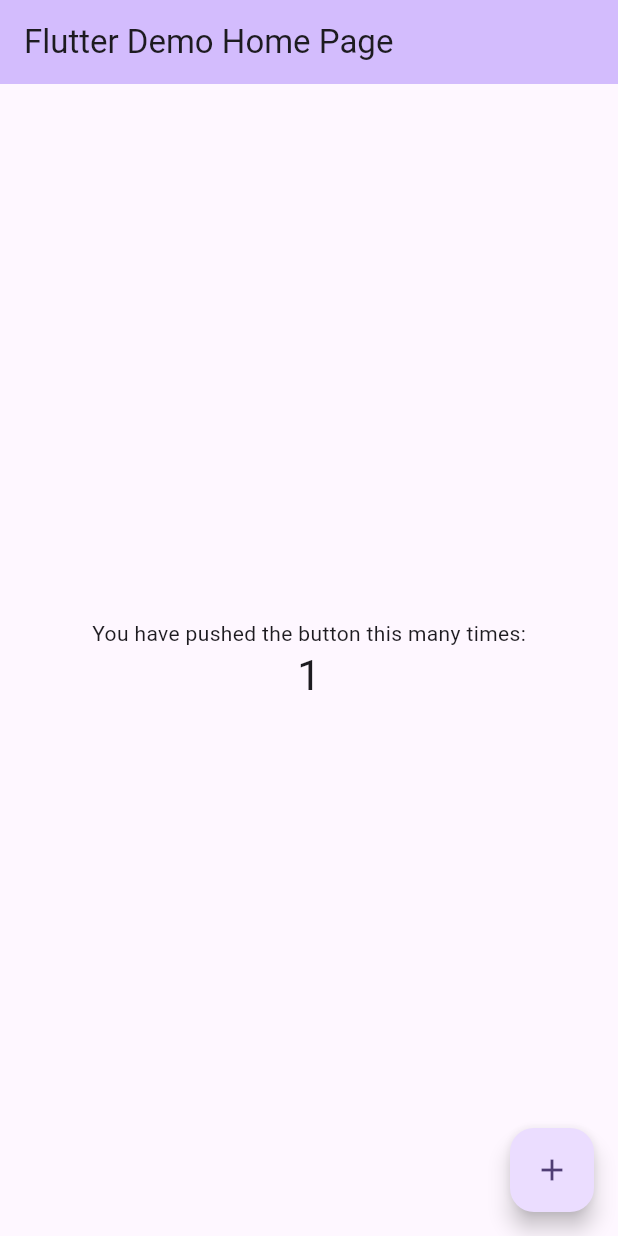
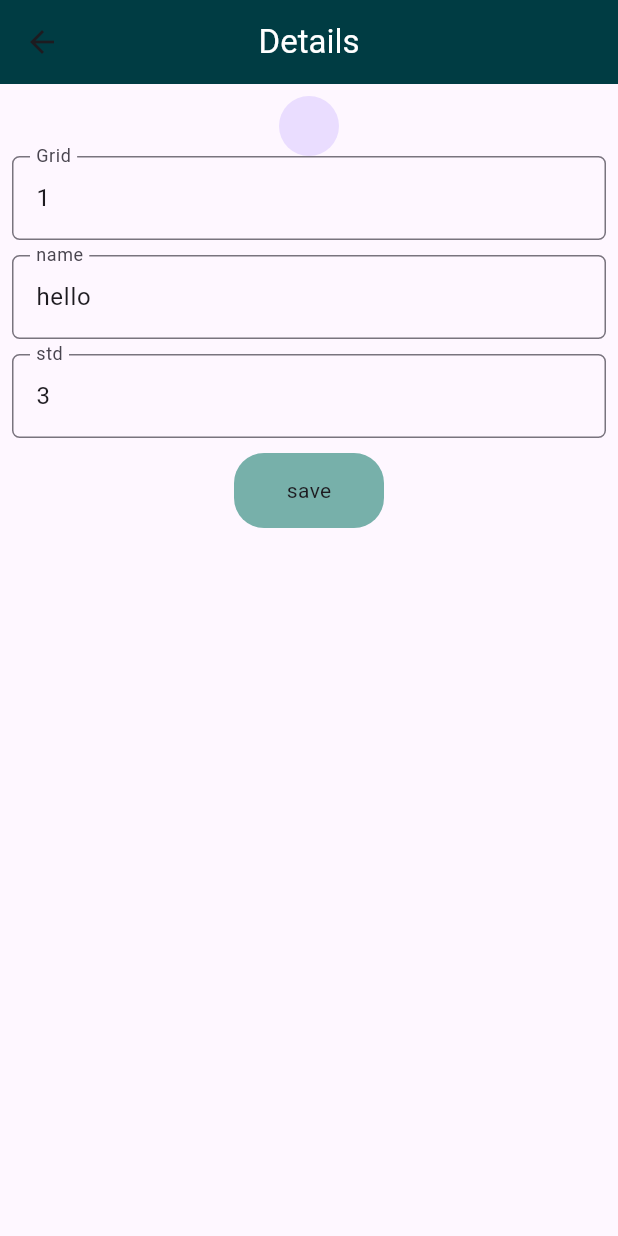
Before and after one commit to Aksharpatel06/core_exam_2, a Flutter app: the screen it shows after launch, after a tap on the "add" icon, on a phone screen of 412 x 824 dp. Run offline on Flutter 3.47's test engine with Material 3 defaults, Android fonts, the light colour scheme and no system bars.

Commit message:
03-04-2024

```diff
--- a/lib/main.dart
+++ b/lib/main.dart
@@ -1,125 +1,21 @@
+import 'package:coreexam/view/datascreen/data_screen.dart';
+import 'package:coreexam/view/homescreen/home_screen.dart';
 import 'package:flutter/material.dart';
 
 void main() {
   runApp(const MyApp());
 }
-
 class MyApp extends StatelessWidget {
   const MyApp({super.key});
 
-  // This widget is the root of your application.
   @override
   Widget build(BuildContext context) {
     return MaterialApp(
-      title: 'Flutter Demo',
-      theme: ThemeData(
-        // This is the theme of your application.
-        //
-        // TRY THIS: Try running your application with "flutter run". You'll see
-        // the application has a purple toolbar. Then, without quitting the app,
-        // try changing the seedColor in the colorScheme below to Colors.green
-        // and then invoke "hot reload" (save your changes or press the "hot
-        // reload" button in a Flutter-supported IDE, or press "r" if you used
-        // the command line to start the app).
-        //
-        // Notice that the counter didn't reset back to zero; the application
-        // state is not lost during the reload. To reset the state, use hot
-        // restart instead.
-        //
-        // This works for code too, not just values: Most code changes can be
-        // tested with just a hot reload.
-        colorScheme: ColorScheme.fromSeed(seedColor: Colors.deepPurple),
-        useMaterial3: true,
-      ),
-      home: const MyHomePage(title: 'Flutter Demo Home Page'),
+      debugShowCheckedModeBanner: false,
+      routes: {
+        '/': (context) => HomeScreen(),
+        '/data':(context) => Data_screen(),
+      },
     );
   }
 }
-
-class MyHomePage extends StatefulWidget {
-  const MyHomePage({super.key, required this.title});
-
-  // This widget is the home page of your application. It is stateful, meaning
-  // that it has a State object (defined below) that contains fields that affect
-  // how it looks.
-
-  // This class is the configuration for the state. It holds the values (in this
-  // case the title) provided by the parent (in this case the App widget) and
-  // used by the build method of the State. Fields in a Widget subclass are
-  // always marked "final".
-
-  final String title;
-
-  @override
-  State<MyHomePage> createState() => _MyHomePageState();
-}
-
-class _MyHomePageState extends State<MyHomePage> {
-  int _counter = 0;
-
-  void _incrementCounter() {
-    setState(() {
-      // This call to setState tells the Flutter framework that something has
-      // changed in this State, which causes it to rerun the build method below
-      // so that the display can reflect the updated values. If we changed
-      // _counter without calling setState(), then the build method would not be
-      // called again, and so nothing would appear to happen.
-      _counter++;
-    });
-  }
-
-  @override
-  Widget build(BuildContext context) {
-    // This method is rerun every time setState is called, for instance as done
-    // by the _incrementCounter method above.
-    //
-    // The Flutter framework has been optimized to make rerunning build methods
-    // fast, so that you can just rebuild anything that needs updating rather
-    // than having to individually change instances of widgets.
-    return Scaffold(
-      appBar: AppBar(
-        // TRY THIS: Try changing the color here to a specific color (to
-        // Colors.amber, perhaps?) and trigger a hot reload to see the AppBar
-        // change color while the other colors stay the same.
-        backgroundColor: Theme.of(context).colorScheme.inversePrimary,
-        // Here we take the value from the MyHomePage object that was created by
-        // the App.build method, and use it to set our appbar title.
-        title: Text(widget.title),
-      ),
-      body: Center(
-        // Center is a layout widget. It takes a single child and positions it
-        // in the middle of the parent.
-        child: Column(
-          // Column is also a layout widget. It takes a list of children and
-          // arranges them vertically. By default, it sizes itself to fit its
-          // children horizontally, and tries to be as tall as its parent.
-          //
-          // Column has various properties to control how it sizes itself and
-          // how it positions its children. Here we use mainAxisAlignment to
-          // center the children vertically; the main axis here is the vertical
-          // axis because Columns are vertical (the cross axis would be
-          // horizontal).
-          //
-          // TRY THIS: Invoke "debug painting" (choose the "Toggle Debug Paint"
-          // action in the IDE, or press "p" in the console), to see the
-          // wireframe for each widget.
-          mainAxisAlignment: MainAxisAlignment.center,
-          children: <Widget>[
-            const Text(
-              'You have pushed the button this many times:',
-            ),
-            Text(
-              '$_counter',
-              style: Theme.of(context).textTheme.headlineMedium,
-            ),
-          ],
-        ),
-      ),
-      floatingActionButton: FloatingActionButton(
-        onPressed: _incrementCounter,
-        tooltip: 'Increment',
-        child: const Icon(Icons.add),
-      ), // This trailing comma makes auto-formatting nicer for build methods.
-    );
-  }
-}
--- /dev/null
+++ b/lib/utils/color.dart
@@ -0,0 +1,6 @@
+import 'dart:ui';
+
+Color primaycolor = Color(0xff003C43);
+Color color1 = Color(0xff135D66);
+Color color2 = Color(0xff77B0AA);
+Color color3 = Color(0xffE3FEF7);
--- /dev/null
+++ b/lib/utils/datalist.dart
@@ -0,0 +1,3 @@
+import '../model/modelclass.dart';
+
+List<Student> data=[];
--- /dev/null
+++ b/lib/utils/variable.dart
@@ -0,0 +1,2 @@
+bool isdetails =false;
+int editindex =0;
--- /dev/null
+++ b/lib/view/datascreen/data_screen.dart
@@ -0,0 +1,122 @@
+
+
+
+import 'package:coreexam/model/modelclass.dart';
+import 'package:flutter/material.dart';
+
+import '../../utils/color.dart';
+import '../../utils/datalist.dart';
+import '../../utils/variable.dart';
+
+class Data_screen extends StatefulWidget {
+  const Data_screen({super.key});
+
+  @override
+  State<Data_screen> createState() => _Data_screenState();
+}
+
+TextEditingController id =TextEditingController(text: (isdetails) ?'1':data[editindex].grid.toString());
+TextEditingController name=TextEditingController(text:(isdetails) ?'hello':data[editindex].name);
+TextEditingController std =TextEditingController(text: (isdetails) ?'3':data[editindex].std.toString());
+GlobalKey studentkey = GlobalKey();
+class _Data_screenState extends State<Data_screen> {
+  @override
+  Widget build(BuildContext context) {
+    return Scaffold(
+      appBar: AppBar(
+        backgroundColor: primaycolor,
+        centerTitle: true,
+        title: Text('Details',style: TextStyle(color: Colors.white),),
+      ),
+      body: Padding(
+        padding: const EdgeInsets.all(8.0),
+        child: Form(
+          key: studentkey,
+          child: Column(
+            children: [
+              CircleAvatar(
+
+              ),
+              TextFormField(
+                controller: id,
+                // validator: (value) {(value.empty|| value='')?'fill value':value },
+                keyboardType: TextInputType.number,
+                decoration: InputDecoration(
+                  labelText: 'Grid',
+                  focusColor: color2,
+                  border: OutlineInputBorder(
+                    borderRadius: BorderRadius.circular(5),
+                    borderSide: BorderSide(color: color2)
+                  )
+                ),
+              ),
+              SizedBox(height: 10,),
+              TextFormField(
+                controller: name,
+                keyboardType: TextInputType.text,
+                decoration: InputDecoration(
+                    labelText: 'name',
+                    focusColor: color2,
+                    border: OutlineInputBorder(
+                        borderRadius: BorderRadius.circular(5),
+                        borderSide: BorderSide(color: color2)
+                    )
+                ),
+              ),
+              SizedBox(height: 10,),
+              TextFormField(
+                controller: std,
+                keyboardType: TextInputType.number,
+                decoration: InputDecoration(
+                    labelText: 'std',
+                    focusColor: color2,
+                    border: OutlineInputBorder(
+                        borderRadius: BorderRadius.circular(5),
+                        borderSide: BorderSide(color: color2)
+                    )
+                ),
+              ),
+              SizedBox(height: 10,),
+              (isdetails)?InkWell(
+                onTap: () {
+                  Student s1=Student(grid: int.parse(id.text), name: name.text, std: int.parse(id.text));
+                  data.add(s1);
+                  Navigator.of(context).pushNamed('/').then((value) => setState(() {
+                  }));
+                },
+                child: Container(
+                  height: 50,
+                  width: 100,
+                  alignment: Alignment.center,
+                  decoration: BoxDecoration(
+                    color: color2,
+                    borderRadius: BorderRadius.circular(20),
+                  ),
+                  child: Text('save'),
+                ),
+              ):InkWell(
+                onTap: () {
+                  data[editindex].grid=int.parse(id.text);
+                  data[editindex].name=name.text;
+                  data[editindex].std=int.parse(std.text);
+                  Navigator.of(context).pushNamed('/').then((value) => setState(() {
+                  }));
+                },
+                child: Container(
+                  height: 50,
+                  width: 100,
+                  alignment: Alignment.center,
+                  decoration: BoxDecoration(
+                    color: color2,
+                    borderRadius: BorderRadius.circular(20),
+                  ),
+                  child: Text('update'),
+                ),
+              ),
+            ],
+          ),
+        ),
+      ),
+    );
+  }
+}
--- /dev/null
+++ b/lib/view/homescreen/home_screen.dart
@@ -0,0 +1,116 @@
+import 'package:coreexam/utils/color.dart';
+import 'package:coreexam/utils/datalist.dart';
+import 'package:coreexam/utils/variable.dart';
+import 'package:flutter/material.dart';
+
+class HomeScreen extends StatefulWidget {
+  const HomeScreen({super.key});
+
+  @override
+  State<HomeScreen> createState() => _HomeScreenState();
+}
+
+class _HomeScreenState extends State<HomeScreen> {
+  @override
+  Widget build(BuildContext context) {
+    return Scaffold(
+      appBar: AppBar(
+        backgroundColor: primaycolor,
+        centerTitle: true,
+        automaticallyImplyLeading: false,
+        title: Text(
+          'Student Details',
+          style: TextStyle(color: Colors.white),
+        ),
+      ),
+      body: Padding(
+          padding: const EdgeInsets.all(8.0),
+          child: ListView.builder(
+              itemCount: data.length,
+              itemBuilder: (context, index) => student_details(index))),
+      floatingActionButton: FloatingActionButton(
+        onPressed: () {
+          isdetails =true;
+          Navigator.of(context).pushNamed('/data');
+        },
+        backgroundColor: primaycolor,
+        child: Icon(
+          Icons.add,
+          color: Colors.white,
+        ),
+      ),
+    );
+  }
+
+  Widget student_details(int index) {
+    return Padding(
+      padding: const EdgeInsets.all(8.0),
+      child: Column(
+        children: [
+          Container(
+            height: 100,
+            decoration: BoxDecoration(
+              color: color2,
+              borderRadius: BorderRadius.circular(10),
+            ),
+            child: Row(
+              mainAxisAlignment: MainAxisAlignment.spaceEvenly,
+              children: [
+                SizedBox(width: 10,),
+                Container(
+                  height: 70,
+                  width: 70,
+                  color: Colors.black,
+                ),
+                SizedBox(width: 10,),
+                Column(
+                  children: [
+                    SizedBox(height: 10,),
+                    Text("Grid:${data[index].grid}"),
+                    Text("Name:${data[index].name}"),
+                    Text("Std:${data[index].std}"),
+                  ],
+                ),
+                InkWell(
+                  onTap: () {
+                    setState(() {
+                      editindex=index;
+                      isdetails =false;
+                      Navigator.of(context).pushNamed('/data');
+                    });
+                  },
+                  child: Container(
+                    height: 50,
+                    width: 50,
+                    decoration: BoxDecoration(
+                      color: color1,
+                      borderRadius: BorderRadius.circular(10)
+                    ),
+                    child: Icon(Icons.edit),
+                  ),
+                ),
+                SizedBox(width: 10,),
+                InkWell(
+                  onTap: () {
+                    setState(() {
+                      data.removeAt(index);
+                    });
+                  },
+                  child: Container(
+                    height: 50,
+                    width: 50,
+                    decoration: BoxDecoration(
+                        color: Colors.red,
+                        borderRadius: BorderRadius.circular(10)
+                    ),
+                    child: Icon(Icons.delete),
+                  ),
+                ),
+              ],
+            ),
+          )
+        ],
+      ),
+    );
+  }
+}
--- a/pubspec.yaml
+++ b/pubspec.yaml
@@ -35,6 +35,7 @@ dependencies:
   # The following adds the Cupertino Icons font to your application.
   # Use with the CupertinoIcons class for iOS style icons.
   cupertino_icons: ^1.0.6
+  image_picker: any
 
 dev_dependencies:
   flutter_test:
```
Also changed, not shown: lib/view/displaydetails/displayscreen.dart (added, +23 -0 lines), pubspec.lock, 5 other files.
